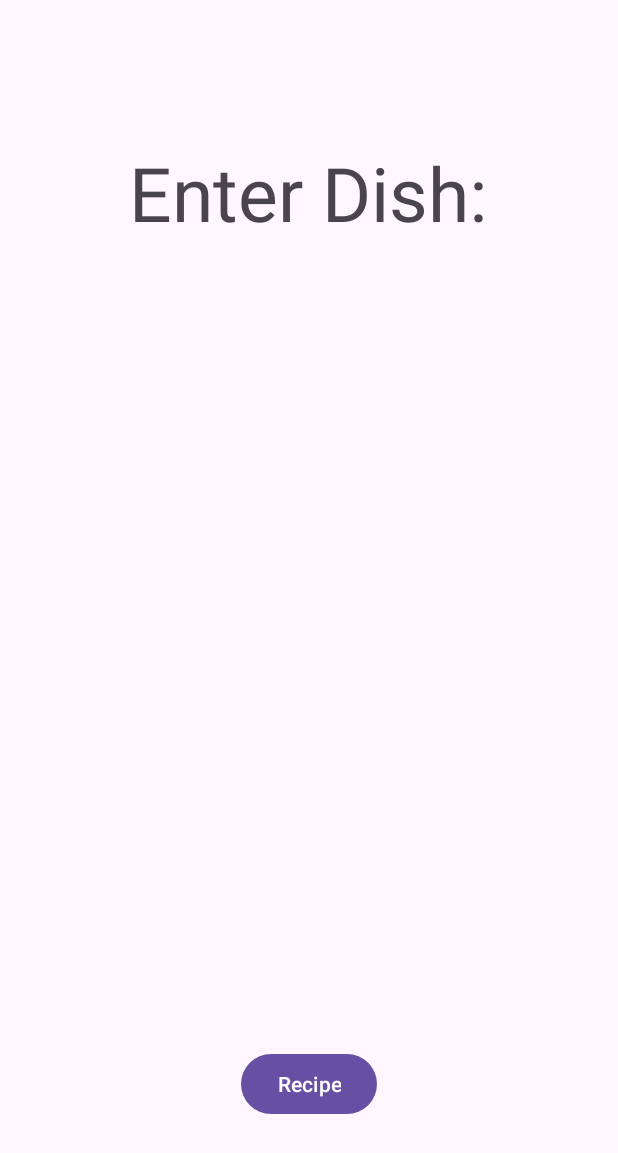
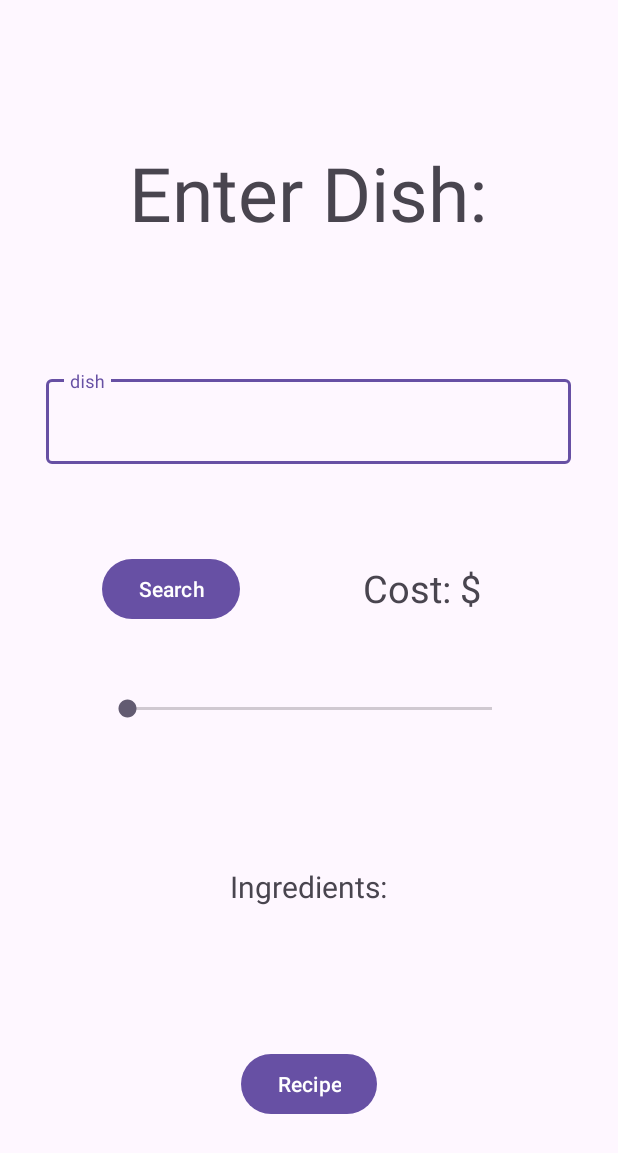
Before and after one commit to 26nbhatt/dishfinder, an Android app: the Dish screen opened directly, with no data from a screen before it, on a phone screen of 412 x 824 dp. Shown: the top 1153 px of the screen. Run offline under Robolectric (Android 15) with nearby library versions, the phone set to English and light mode, and no system bars; libraries missing offline, so code that uses them is left out: com.google.ai.client.

Commit message:
Google Gemini API integrated

```diff
--- a/app/build.gradle.kts
+++ b/app/build.gradle.kts
@@ -36,4 +36,7 @@ dependencies {
     testImplementation("junit:junit:4.13.2")
     androidTestImplementation("androidx.test.ext:junit:1.1.5")
     androidTestImplementation("androidx.test.espresso:espresso-core:3.5.1")
+    implementation("com.google.ai.client.generativeai:generativeai:0.3.0")
+    implementation("com.google.guava:guava:31.0.1-android")
+    implementation("org.reactivestreams:reactive-streams:1.0.4")
 }
--- a/app/src/main/AndroidManifest.xml
+++ b/app/src/main/AndroidManifest.xml
@@ -1,6 +1,8 @@
 <?xml version="1.0" encoding="utf-8"?>
 <manifest xmlns:android="http://schemas.android.com/apk/res/android"
     xmlns:tools="http://schemas.android.com/tools">
+
+    <uses-permission android:name="android.permission.INTERNET"/>
 
     <application
         android:allowBackup="true"
--- a/app/src/main/java/com/example/dishfinder/Dish.java
+++ b/app/src/main/java/com/example/dishfinder/Dish.java
@@ -3,16 +3,62 @@ package com.example.dishfinder;
 import android.content.Intent;
 import android.os.Bundle;
 import android.widget.Button;
+import android.widget.SeekBar;
+import android.widget.TextView;
 
 import androidx.appcompat.app.AppCompatActivity;
 
+import com.google.ai.client.generativeai.GenerativeModel;
+import com.google.ai.client.generativeai.java.GenerativeModelFutures;
+import com.google.ai.client.generativeai.type.Content;
+import com.google.ai.client.generativeai.type.GenerateContentResponse;
+import com.google.android.material.textfield.TextInputEditText;
+import com.google.common.util.concurrent.FutureCallback;
+import com.google.common.util.concurrent.Futures;
+
+import java.util.concurrent.Executor;
+
 public class Dish extends AppCompatActivity {
-    public Button recipeButton1;
+    public Button recipeButton1, searchButton1;
+    public TextInputEditText dish;
+    public TextView ingredients, costView;
+    public SeekBar costBar;
+    GenerativeModelFutures model = GenerativeModelFutures.from(new GenerativeModel("gemini-pro", "AIzaSyBE227sWGV6DVxTKaIVYraxt3vjZvhZq6U"));
     @Override
     protected void onCreate(Bundle savedInstanceState) {
         super.onCreate(savedInstanceState);
         setContentView(R.layout.dish);
         recipeButton1 = findViewById(R.id.recipeButton1);
+        searchButton1 = findViewById(R.id.searchButton1);
+        dish = findViewById(R.id.dishInput);
+        ingredients = findViewById(R.id.generatedIngredients);
+        costView = findViewById(R.id.costView);
+        costBar = findViewById(R.id.costBar);
+        Executor executor = Runnable::run;
+        searchButton1.setOnClickListener(v -> {
+            Content content = new Content.Builder().addText("Provide the ingredients separated by commas for the following dish with a budget of " + costBar.getProgress() + " dollars: " + dish.getText() + ". Even if the dish appears to be unreasonable at the given price, incorporate expensive ingredients.").build();
+            Futures.addCallback(model.generateContent(content), new FutureCallback<GenerateContentResponse>() {
+                @Override
+                public void onSuccess(GenerateContentResponse result) {
+                    ingredients.setText(result.getText());
+                }
+                @Override
+                public void onFailure(Throwable throwable) {
+                    throwable.printStackTrace();
+                }
+            }, executor);
+        });
+        costBar.setOnSeekBarChangeListener(new SeekBar.OnSeekBarChangeListener() {
+            @Override
+            public void onProgressChanged(SeekBar seekBar, int i, boolean b) {
+                String text = "Cost: $" + i;
+                costView.setText(text);
+            }
+            @Override
+            public void onStartTrackingTouch(SeekBar seekBar) {}
+            @Override
+            public void onStopTrackingTouch(SeekBar seekBar) {}
+        });
         recipeButton1.setOnClickListener(v -> startActivity(new Intent(this, Recipe.class)));
     }
 }
--- a/app/src/main/res/layout/dish.xml
+++ b/app/src/main/res/layout/dish.xml
@@ -29,4 +29,78 @@
         app:layout_constraintStart_toStartOf="parent"
         app:layout_constraintTop_toTopOf="parent"
         app:layout_constraintVertical_bias="0.9" />
+
+    <com.google.android.material.textfield.TextInputLayout
+        android:id="@+id/textInputLayout2"
+        android:layout_width="wrap_content"
+        android:layout_height="wrap_content"
+        android:gravity="center_horizontal"
+        app:layout_constraintBottom_toBottomOf="parent"
+        app:layout_constraintEnd_toEndOf="parent"
+        app:layout_constraintHorizontal_bias="0.491"
+        app:layout_constraintStart_toStartOf="parent"
+        app:layout_constraintTop_toTopOf="parent"
+        app:layout_constraintVertical_bias="0.325">
+
+        <com.google.android.material.textfield.TextInputEditText
+            android:id="@+id/dishInput"
+            android:layout_width="350dp"
+            android:layout_height="wrap_content"
+            android:hint="dish" />
+    </com.google.android.material.textfield.TextInputLayout>
+
+    <SeekBar
+        android:id="@+id/costBar"
+        android:layout_width="275dp"
+        android:layout_height="wrap_content"
+        android:max="1000"
+        app:layout_constraintBottom_toBottomOf="parent"
+        app:layout_constraintEnd_toEndOf="parent"
+        app:layout_constraintStart_toStartOf="parent"
+        app:layout_constraintTop_toTopOf="parent"
+        app:layout_constraintVertical_bias="0.575" />
+
+    <TextView
+        android:id="@+id/costView"
+        android:layout_width="wrap_content"
+        android:layout_height="wrap_content"
+        android:text="Cost: $"
+        android:textSize="25sp"
+        app:layout_constraintBottom_toBottomOf="parent"
+        app:layout_constraintEnd_toEndOf="parent"
+        app:layout_constraintHorizontal_bias="0.725"
+        app:layout_constraintStart_toStartOf="parent"
+        app:layout_constraintTop_toTopOf="parent"
+        app:layout_constraintVertical_bias="0.475" />
+
+    <Button
+        android:id="@+id/searchButton1"
+        android:layout_width="wrap_content"
+        android:layout_height="wrap_content"
+        android:text="Search"
+        android:textAlignment="center"
+        app:layout_constraintBottom_toBottomOf="parent"
+        app:layout_constraintEnd_toEndOf="parent"
+        app:layout_constraintHorizontal_bias="0.212"
+        app:layout_constraintStart_toStartOf="parent"
+        app:layout_constraintTop_toTopOf="parent"
+        app:layout_constraintVertical_bias="0.475" />
+
+    <TextView
+        android:id="@+id/generatedIngredients"
+        android:layout_width="wrap_content"
+        android:layout_height="wrap_content"
+        android:gravity="top"
+        android:paddingLeft="50dp"
+        android:paddingRight="50dp"
+        android:text="Ingredients:"
+        android:textAlignment="center"
+        android:textSize="20sp"
+        app:layout_constraintBottom_toBottomOf="parent"
+        app:layout_constraintEnd_toEndOf="parent"
+        app:layout_constraintHorizontal_bias="0.497"
+        app:layout_constraintStart_toStartOf="parent"
+        app:layout_constraintTop_toTopOf="parent"
+        app:layout_constraintVertical_bias="0.725" />
+
 </androidx.constraintlayout.widget.ConstraintLayout>
```
Also changed, not shown: app/src/main/java/com/example/dishfinder/Ingredients.java (+32 -1 lines), app/src/main/res/layout/ingredients.xml (+49 -0 lines).
